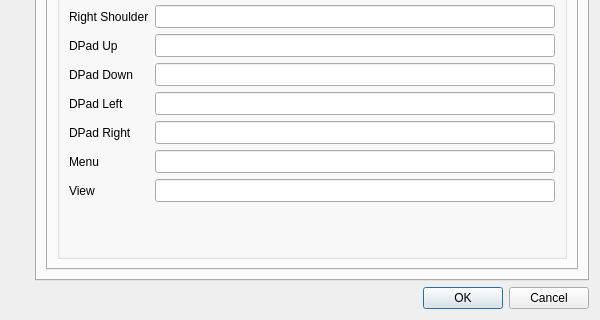
This is src/ui/preferences.ui in kitswas/VirtualGamePad-PC as Qt 5 draws it before an edit; both pictures show x 0 to 600 and y 226 to 546 of the 600 by 546 pixel window. The edited form follows.
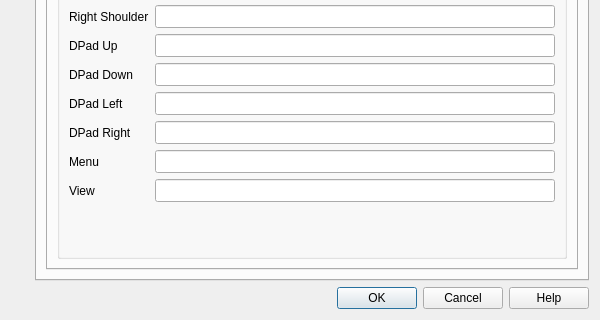
This is the edited form.

Commit message: Preferences UI help button

```diff
--- a/src/ui/preferences.ui
+++ b/src/ui/preferences.ui
@@ -683,7 +683,7 @@
    <item>
     <widget class="QDialogButtonBox" name="buttonBox">
      <property name="standardButtons">
-      <set>QDialogButtonBox::StandardButton::Cancel|QDialogButtonBox::StandardButton::Ok</set>
+      <set>QDialogButtonBox::StandardButton::Cancel|QDialogButtonBox::StandardButton::Help|QDialogButtonBox::StandardButton::Ok</set>
      </property>
     </widget>
    </item>
```
The commit also changes 2 other files.
